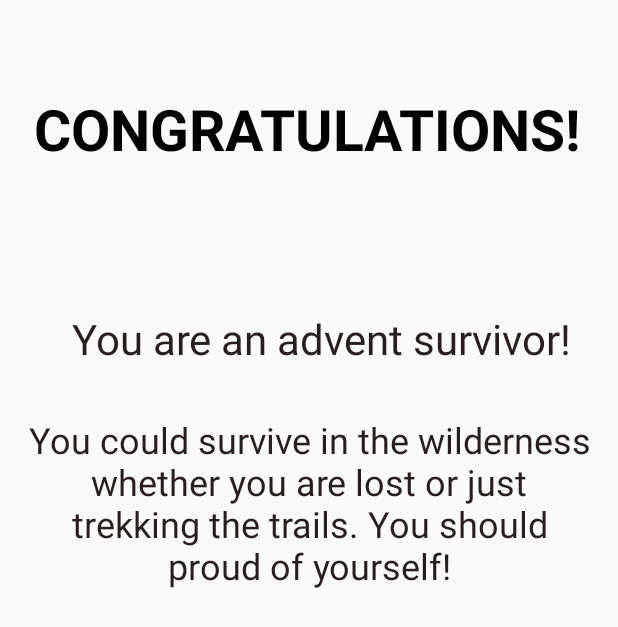
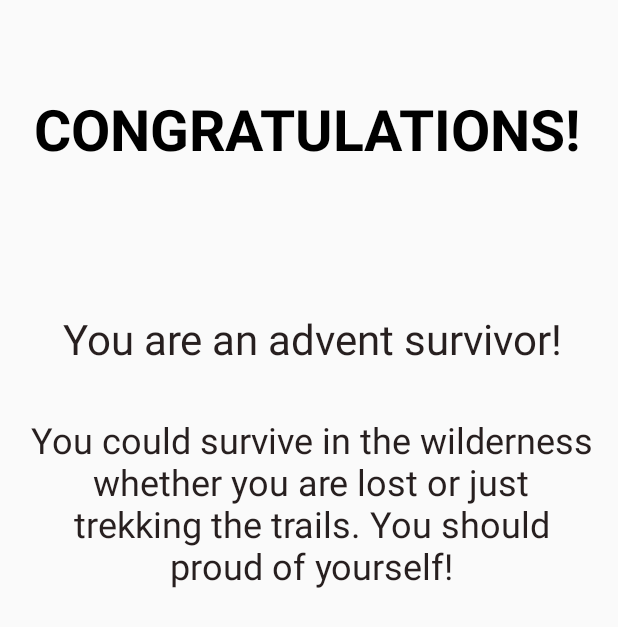
Before and after one commit to itc165-android-app-dev/HypoSurvivor, an Android app: the FinalScreenFrag screen opened directly, with no data from a screen before it, on a phone screen of 412 x 824 dp. Shown: the top 627 px of the screen. Run offline under Robolectric (Android 15) with nearby library versions, the phone set to English and light mode, and no system bars.

Commit message:
Name reading and constraint

```diff
--- a/app/src/main/java/com/example/hypo_survivor/FinalScreenFrag.java
+++ b/app/src/main/java/com/example/hypo_survivor/FinalScreenFrag.java
@@ -1,20 +1,13 @@
 package com.example.hypo_survivor;
 
-import android.content.Context;
-import android.content.Intent;
 import android.content.SharedPreferences;
-import android.net.Uri;
 import android.os.Bundle;
-import android.support.v4.app.Fragment;
 import android.support.v7.app.AppCompatActivity;
-import android.view.LayoutInflater;
-import android.view.View;
-import android.view.ViewGroup;
 import android.widget.TextView;
 
 
 
-public class FinalScreenFrag extends AppCompatActivity {
+public class FinalScreenFrag extends MainActivity{
     public static SharedPreferences savedValues;
 
     @Override
@@ -23,11 +16,10 @@ public class FinalScreenFrag extends AppCompatActivity {
         setContentView(R.layout.fragment_final_screen);
 
         // Get the Intent that started this activity and extract the string
-        Intent intent = getIntent();
-        String message = intent.getStringExtra(MainActivity.EXTRA_MESSAGE);
+
 
         // Capture the layout's TextView and set the string as its text
-        TextView username = findViewById(R.id.userName);
-        username.setText(message);
+        TextView userName1 = findViewById(R.id.userName);
+       userName1.setText(userName);
     }
 }
--- a/app/src/main/java/com/example/hypo_survivor/QuestionActivity.java
+++ b/app/src/main/java/com/example/hypo_survivor/QuestionActivity.java
@@ -76,8 +76,8 @@ public class QuestionActivity extends AppCompatActivity {
 
     private void lastQuestion(){
         if(mQuestionNumber==mQuestionLibrary.getLength() ) {
-            Intent intent = getIntent();
-            String message = intent.getStringExtra(MainActivity.EXTRA_MESSAGE);
+           // Intent intent = getIntent();
+            //String message = intent.getStringExtra(MainActivity.EXTRA_MESSAGE);
             startActivity(new Intent(QuestionActivity.this, FinalScreenFrag.class));
         }
     }
--- a/app/src/main/res/layout/activity_main.xml
+++ b/app/src/main/res/layout/activity_main.xml
@@ -16,7 +16,7 @@
         android:layout_marginBottom="116dp"
         android:background="#005F03"
         android:clickable="true"
-        android:onClick="onClick"
+        android:onClick="sendMessage"
         android:shadowColor="#020000"
         android:shadowDx="10"
         android:shadowDy="10"
--- a/app/src/main/res/layout/fragment_final_screen.xml
+++ b/app/src/main/res/layout/fragment_final_screen.xml
@@ -26,14 +26,16 @@
 
     <TextView
         android:id="@+id/userName"
-        android:layout_width="379dp"
+        android:layout_width="344dp"
         android:layout_height="39dp"
         android:layout_marginStart="8dp"
         android:layout_marginTop="28dp"
         android:layout_marginEnd="8dp"
         android:textAlignment="center"
+        android:textSize="30sp"
+        android:textStyle="bold|italic"
         app:layout_constraintEnd_toEndOf="@id/textView2"
-        app:layout_constraintHorizontal_bias="0.0"
+        app:layout_constraintHorizontal_bias="0.735"
         app:layout_constraintStart_toStartOf="parent"
         app:layout_constraintTop_toBottomOf="@+id/textView2" />
 
@@ -49,7 +51,7 @@
         android:textColor="#271F1F"
         android:textSize="28sp"
         app:layout_constraintEnd_toEndOf="parent"
-        app:layout_constraintHorizontal_bias="1.0"
+        app:layout_constraintHorizontal_bias="0.625"
         app:layout_constraintStart_toStartOf="parent"
         app:layout_constraintTop_toBottomOf="@id/userName" />
 
@@ -67,6 +69,7 @@
         android:textSize="24sp"
         app:layout_constraintBottom_toBottomOf="parent"
         app:layout_constraintEnd_toEndOf="parent"
+        app:layout_constraintHorizontal_bias="0.571"
         app:layout_constraintStart_toStartOf="parent"
         app:layout_constraintTop_toBottomOf="@+id/textView6"
         app:layout_constraintVertical_bias="0.06" />
--- a/app/src/main/res/values/strings.xml
+++ b/app/src/main/res/values/strings.xml
@@ -6,11 +6,11 @@
     <string name="congrat">CONGRATULATIONS!</string>
     <string name="surv">You are an advent survivor!</string>
     <string name="surv1">You could survive in the wilderness whether you are lost or just trekking the trails. You should proud of yourself!</string>
-    <string name="user">Enter Your Name Here</string>
+    <string name="user">Enter your name</string>
 
 
     <!-- TODO: Remove or change this placeholder text -->
     <string name="hello_blank_fragment">Hello blank fragment</string>
-    <string name="textview">\@+id/userName</string>
+    <string name="uName"></string>
     <string name="todo">TODO</string>
 </resources>
```
Also changed, not shown: app/src/main/java/com/example/hypo_survivor/MainActivity.java (+21 -55 lines), app/src/main/java/com/example/hypo_survivor/QuestionBank.java (+31 -0 lines), app/src/main/res/layout/activity_question.xml (+4 -4 lines).
